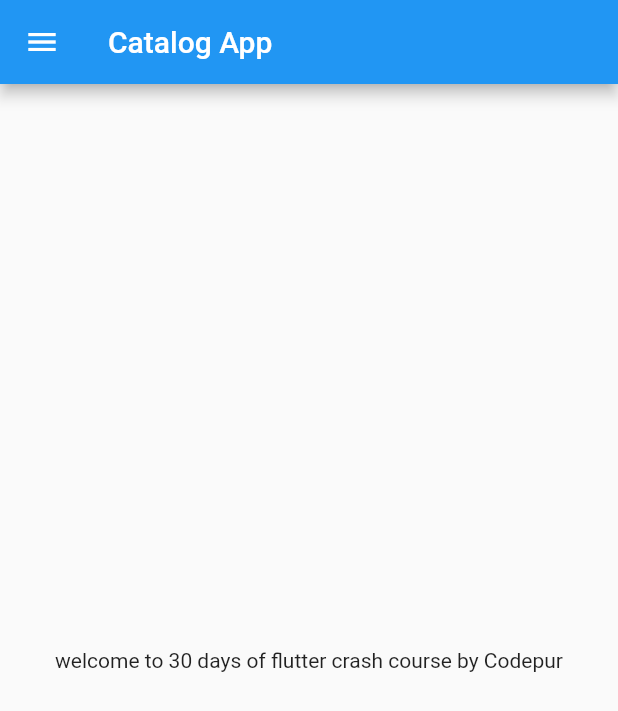
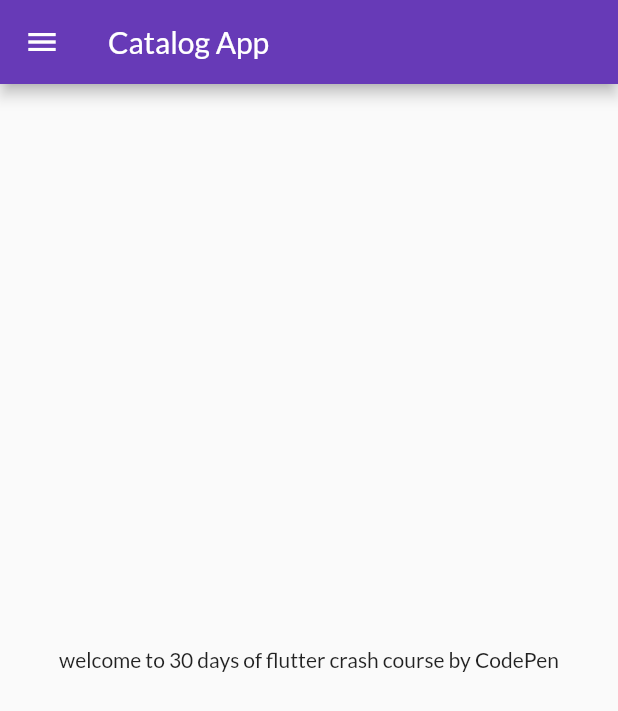
Before and after one commit to CoderRedwing/flutter-app, a Flutter app: the HomePage screen opened by its route, on a phone screen of 412 x 824 dp. Shown: the top 711 px of the screen. Run offline on Flutter 3.47's test engine with Material 2 defaults, Android fonts, the phone set to English and light mode, and no system bars; our stand-ins replace google_fonts.

Commit message:
commit for the master branch

```diff
--- a/lib/pages/home_page.dart
+++ b/lib/pages/home_page.dart
@@ -1,20 +1,23 @@
 import 'package:flutter/material.dart';
+
 class HomePage extends StatelessWidget {
   final int days = 30;
-  final String name = "Codepur";
+  final String name = 'CodePen';
+
+  const HomePage({super.key});
 
   @override
   Widget build(BuildContext context) {
     return Scaffold(
       appBar: AppBar(
-    title: Text("Catalog App"),
-    ),
+        title: const Text("Catalog App"),
+      ),
       body: Center(
         child: Container(
-        child: Text("welcome to $days days of flutter crash course by $name"),
-    ),
-    ),
-    drawer: Drawer(),
+          child: Text("welcome to $days days of flutter crash course by $name"),
+        ),
+      ),
+      drawer: const Drawer(),
     );
   }
 }
--- /dev/null
+++ b/lib/utils/myroutes.dart
@@ -0,0 +1,4 @@
+class MyRoutes {
+  static String loginRoute = "/login";
+  static String homeRoute = "/home";
+}
```
Also changed, not shown: lib/main.dart (+17 -8 lines), lib/pages/login_page.dart (+59 -11 lines).
